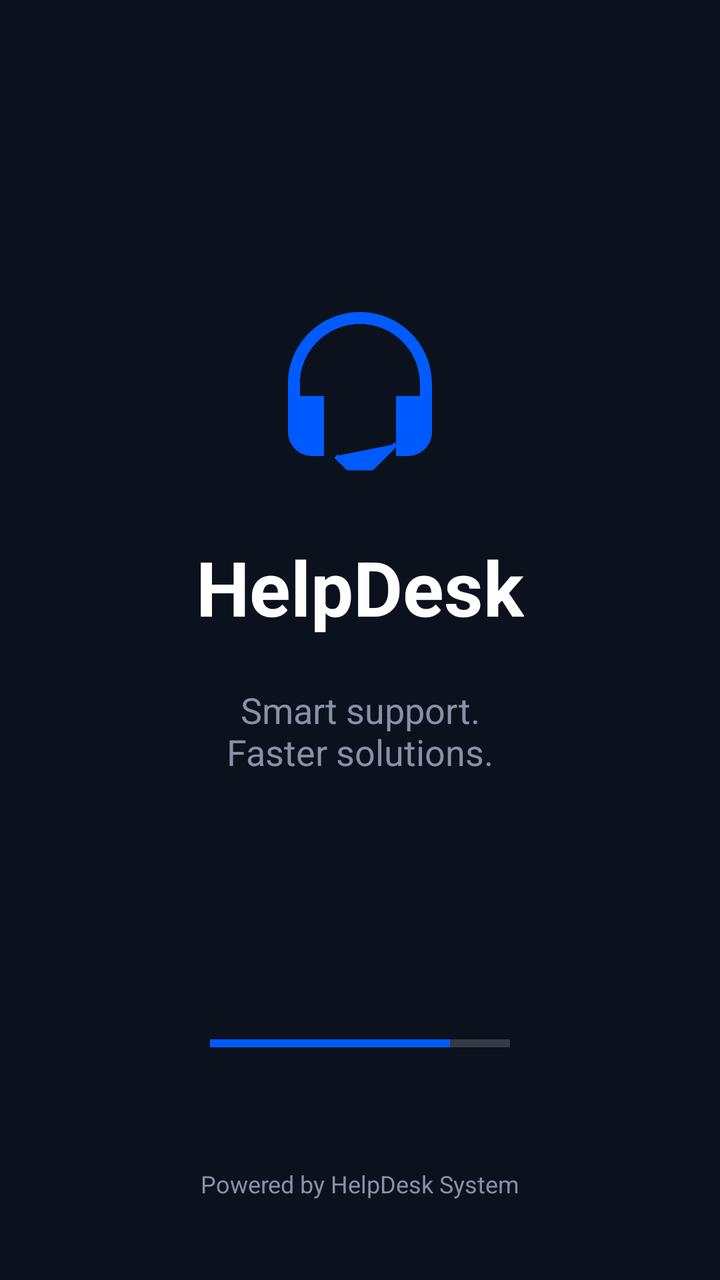
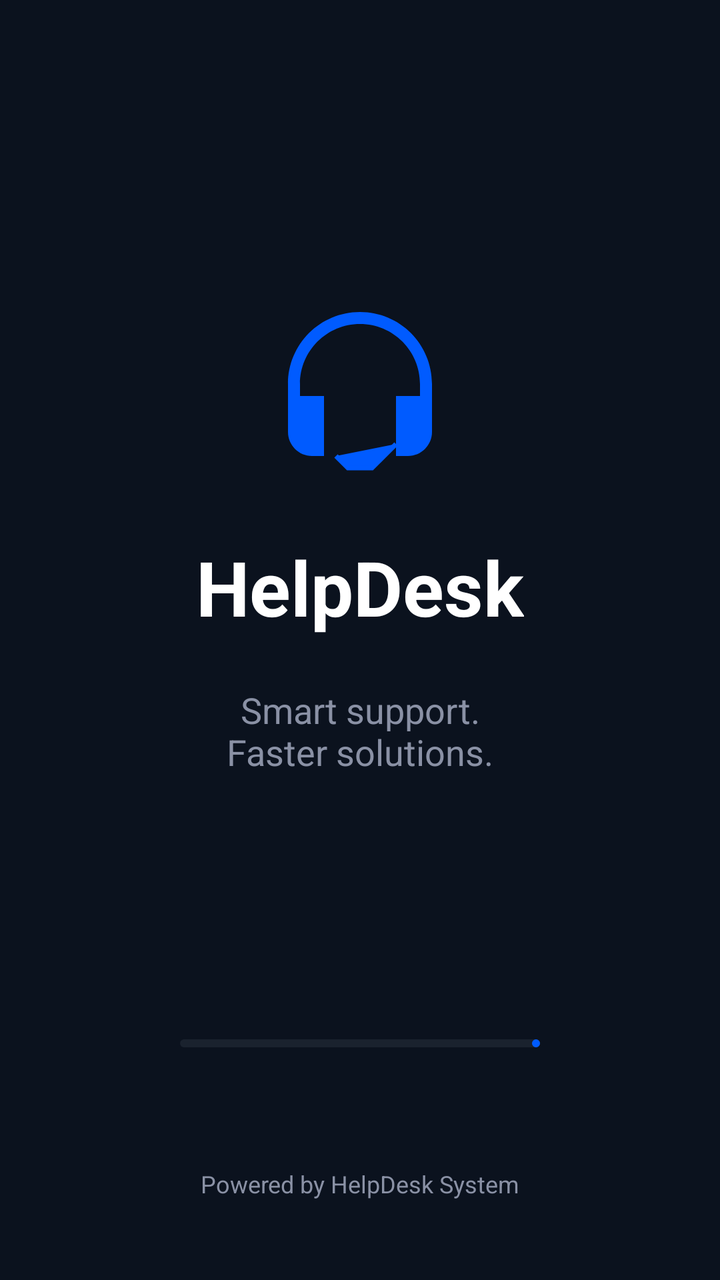

An Android layout rendered at two revisions. The XML below is the earlier revision; the diff shows what the commit changed to produce the second picture.
<!-- AndroidManifest.xml: application theme Theme.SupportAssist -->
<!-- res/layout/activity_splash.xml -->
<?xml version="1.0" encoding="utf-8"?>
<androidx.constraintlayout.widget.ConstraintLayout xmlns:android="http://schemas.android.com/apk/res/android"
    xmlns:app="http://schemas.android.com/apk/res-auto"
    android:layout_width="match_parent"
    android:layout_height="match_parent"
    android:background="@color/bg_color">

    <ImageView
        android:id="@+id/iv_logo"
        android:layout_width="120dp"
        android:layout_height="120dp"
        android:src="@drawable/ic_logo"
        android:contentDescription="@string/app_name"
        app:layout_constraintBottom_toTopOf="@+id/tv_title"
        app:layout_constraintEnd_toEndOf="parent"
        app:layout_constraintStart_toStartOf="parent"
        app:layout_constraintTop_toTopOf="parent"
        app:layout_constraintVertical_chainStyle="packed" />

    <TextView
        android:id="@+id/tv_title"
        android:layout_width="wrap_content"
        android:layout_height="wrap_content"
        android:layout_marginTop="16dp"
        android:text="@string/helpdesk"
        android:textColor="@color/white"
        android:textSize="38sp"
        android:textStyle="bold"
        app:layout_constraintBottom_toTopOf="@+id/tv_subtitle"
        app:layout_constraintEnd_toEndOf="parent"
        app:layout_constraintStart_toStartOf="parent"
        app:layout_constraintTop_toBottomOf="@+id/iv_logo" />

    <TextView
        android:id="@+id/tv_subtitle"
        android:layout_width="wrap_content"
        android:layout_height="wrap_content"
        android:layout_marginTop="24dp"
        android:gravity="center"
        android:text="@string/splash_subtitle"
        android:textColor="@color/text_grey"
        android:textSize="18sp"
        app:layout_constraintBottom_toTopOf="@+id/progress_bar"
        app:layout_constraintEnd_toEndOf="parent"
        app:layout_constraintStart_toStartOf="parent"
        app:layout_constraintTop_toBottomOf="@+id/tv_title" />

    <ProgressBar
        android:id="@+id/progress_bar"
        style="?android:attr/progressBarStyleHorizontal"
        android:layout_width="150dp"
        android:layout_height="4dp"
        android:layout_marginBottom="60dp"
        android:progress="80"
        android:progressTint="@color/primary_blue"
        android:background="#2D3643"
        app:layout_constraintBottom_toTopOf="@+id/tv_footer"
        app:layout_constraintEnd_toEndOf="parent"
        app:layout_constraintStart_toStartOf="parent" />

    <TextView
        android:id="@+id/tv_footer"
        android:layout_width="wrap_content"
        android:layout_height="wrap_content"
        android:layout_marginBottom="40dp"
        android:text="@string/powered_by"
        android:textColor="@color/text_grey"
        android:textSize="12sp"
        app:layout_constraintBottom_toBottomOf="parent"
        app:layout_constraintEnd_toEndOf="parent"
        app:layout_constraintStart_toStartOf="parent" />

</androidx.constraintlayout.widget.ConstraintLayout>
<!-- resources referenced by this layout -->
<resources>
  <color name="bg_color">#0B121E</color>
  <color name="primary_blue">#005BFF</color>
  <color name="text_grey">#8A91A5</color>
  <color name="white">#FFFFFFFF</color>
  <!-- drawable ic_logo (drawable) -->
  <vector xmlns:android="http://schemas.android.com/apk/res/android"
      android:width="100dp"
      android:height="100dp"
      android:viewportWidth="100"
      android:viewportHeight="100">
      <path
          android:fillColor="#005BFF"
          android:pathData="M50,20C33.4,20 20,33.4 20,50V70C20,75.5 24.5,80 30,80H35V55H25V50C25,36.2 36.2,25 50,25C63.8,25 75,36.2 75,50V55H65V80H70C75.5,80 80,75.5 80,70V50C80,33.4 66.6,20 50,20Z" />
      <path
          android:fillColor="#005BFF"
          android:pathData="M65,75L55,85H45L40,80"
          android:strokeWidth="2"
          android:strokeColor="#005BFF" />
  </vector>
  <string name="app_name">SupportAssist</string>
  <string name="helpdesk">HelpDesk</string>
  <string name="powered_by">Powered by HelpDesk System</string>
  <string name="splash_subtitle">Smart support.\nFaster solutions.</string>
  <style name="Theme.SupportAssist" parent="Base.Theme.SupportAssist" />
  <style name="Base.Theme.SupportAssist" parent="Theme.Material3.DayNight.NoActionBar">
          
          
      </style>
</resources>

<!-- the commit's change to res/layout/activity_splash.xml (unified diff, before → after) -->
@@ -45,15 +45,17 @@
         app:layout_constraintStart_toStartOf="parent"
         app:layout_constraintTop_toBottomOf="@+id/tv_title" />
 
-    <ProgressBar
+    <com.google.android.material.progressindicator.LinearProgressIndicator
         android:id="@+id/progress_bar"
-        style="?android:attr/progressBarStyleHorizontal"
-        android:layout_width="150dp"
-        android:layout_height="4dp"
+        android:layout_width="180dp"
+        android:layout_height="wrap_content"
         android:layout_marginBottom="60dp"
-        android:progress="80"
-        android:progressTint="@color/primary_blue"
-        android:background="#2D3643"
+        android:max="100"
+        android:progress="0"
+        app:trackThickness="4dp"
+        app:indicatorColor="@color/primary_blue"
+        app:trackColor="#1A222E"
+        app:trackCornerRadius="4dp"
         app:layout_constraintBottom_toTopOf="@+id/tv_footer"
         app:layout_constraintEnd_toEndOf="parent"
         app:layout_constraintStart_toStartOf="parent" />
